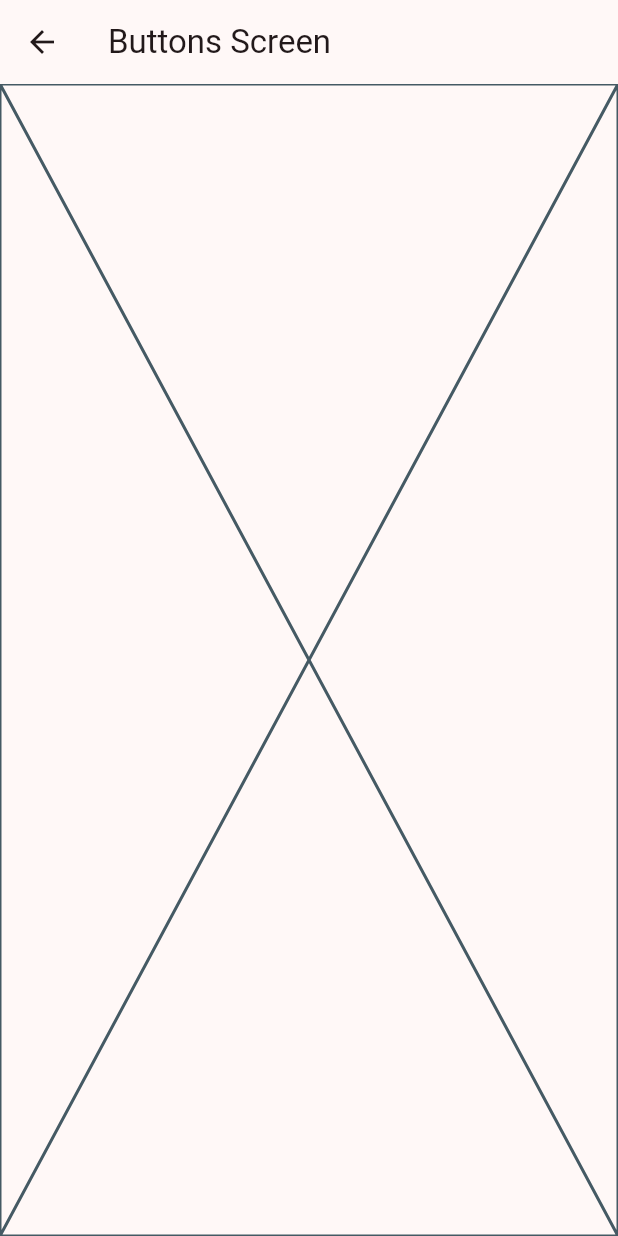
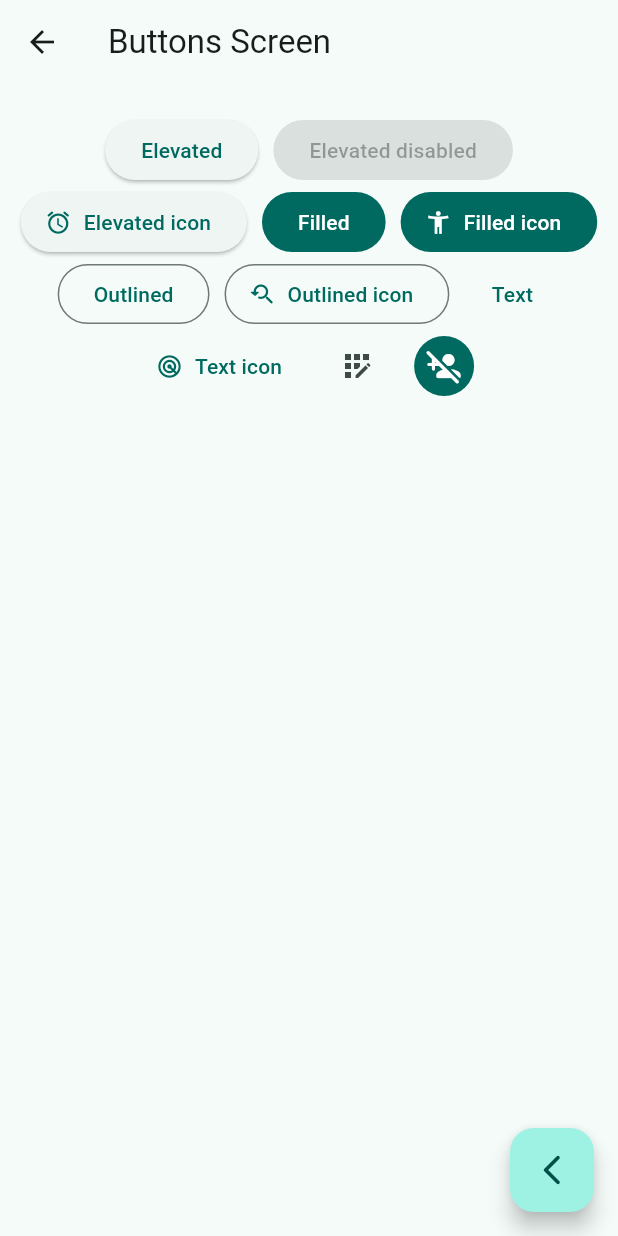
Before and after one commit to jumagu/widgets_app, a Flutter app: the screen it shows after launch, after a tap on "Buttons", on a phone screen of 412 x 824 dp. Run offline on Flutter 3.47's test engine with Material 3 defaults, Android fonts, the phone set to English and light mode, and no system bars; our stand-ins replace go_router.

Commit message:
add button variants

```diff
--- a/lib/main.dart
+++ b/lib/main.dart
@@ -14,7 +14,7 @@ class MainApp extends StatelessWidget {
     return MaterialApp.router(
       routerConfig: appRouter,
       debugShowCheckedModeBanner: false,
-      theme: AppTheme(selectedColor: 5).getTheme(),
+      theme: AppTheme(selectedColor: 1).getTheme(),
       // home: const HomeScreen(),
       // routes: {
       //   '/buttons': (context) => const ButtonsScreen(),
--- a/lib/presentation/screens/buttons/buttons_screen.dart
+++ b/lib/presentation/screens/buttons/buttons_screen.dart
@@ -1,4 +1,5 @@
 import 'package:flutter/material.dart';
+import 'package:go_router/go_router.dart';
 
 class ButtonsScreen extends StatelessWidget {
   static const String routeName = 'buttons_screen';
@@ -11,7 +12,80 @@ class ButtonsScreen extends StatelessWidget {
       appBar: AppBar(
         title: const Text('Buttons Screen'),
       ),
-      body: const Placeholder(),
+      body: const _ButtonsView(),
+      floatingActionButton: FloatingActionButton(
+        child: Icon(Icons.arrow_back_ios_new_rounded),
+        onPressed: () {
+          context.pop(); // Navigates back
+        },
+      ),
     );
   }
 }
+
+class _ButtonsView extends StatelessWidget {
+  const _ButtonsView();
+
+  @override
+  Widget build(BuildContext context) {
+    final themeColors = Theme.of(context).colorScheme;
+
+    return SizedBox(
+      width: double.infinity,
+      child: Padding(
+        padding: const EdgeInsets.symmetric(horizontal: 10, vertical: 20),
+        child: Wrap(
+          spacing: 10,
+          crossAxisAlignment: WrapCrossAlignment.center,
+          alignment: WrapAlignment.center,
+          children: [
+            ElevatedButton(onPressed: () {}, child: const Text('Elevated')),
+            const ElevatedButton(
+                onPressed: null, child: Text('Elevated disabled')),
+            ElevatedButton.icon(
+                onPressed: () {},
+                icon: Icon(Icons.access_alarm_rounded),
+                label: const Text('Elevated icon')),
+            FilledButton(onPressed: () {}, child: const Text('Filled')),
+            FilledButton.icon(
+                onPressed: () {},
+                icon: const Icon(Icons.accessibility_new),
+                label: const Text('Filled icon')),
+            OutlinedButton(onPressed: () {}, child: const Text('Outlined')),
+            OutlinedButton.icon(
+                onPressed: () {},
+                icon: const Icon(Icons.youtube_searched_for_rounded),
+                label: const Text('Outlined icon')),
+            TextButton(onPressed: () {}, child: const Text('Text')),
+            TextButton.icon(
+                onPressed: () {},
+                icon: const Icon(Icons.radar_outlined),
+                label: const Text('Text icon')),
+
+            IconButton(onPressed: () {}, icon: Icon(Icons.app_registration)),
+            IconButton(
+              onPressed: () {},
+              icon: Icon(
+                Icons.person_add_disabled_rounded,
+                color: Colors.white,
+              ),
+              style: ButtonStyle(
+                  backgroundColor: WidgetStatePropertyAll(themeColors.primary)
+                  // backgroundColor: WidgetStateProperty.resolveWith<Color>(
+                  //   (states) {
+                  //     if (states.contains(WidgetState.pressed)) {
+                  //       return themeColors.secondary;
+                  //     }
+                  //     return themeColors.primary;
+                  //   },
+                  // )
+                  ),
+            )
+
+            // TODO custom button
+          ],
+        ),
+      ),
+    );
+  }
+}
--- a/lib/presentation/screens/home/home_screen.dart
+++ b/lib/presentation/screens/home/home_screen.dart
@@ -13,13 +13,13 @@ class HomeScreen extends StatelessWidget {
       appBar: AppBar(
         title: Text('Flutter + Material 3'),
       ),
-      body: const __HomeView(),
+      body: const _HomeView(),
     );
   }
 }
 
-class __HomeView extends StatelessWidget {
-  const __HomeView();
+class _HomeView extends StatelessWidget {
+  const _HomeView();
 
   @override
   Widget build(BuildContext context) {
@@ -28,16 +28,16 @@ class __HomeView extends StatelessWidget {
       itemCount: appMenuItems.length,
       itemBuilder: (context, index) {
         final menuItem = appMenuItems[index];
-        return __CustomListTile(menuItem: menuItem);
+        return _CustomListTile(menuItem: menuItem);
       },
     );
   }
 }
 
-class __CustomListTile extends StatelessWidget {
+class _CustomListTile extends StatelessWidget {
   final MenuItem menuItem;
 
-  const __CustomListTile({
+  const _CustomListTile({
     required this.menuItem,
   });
 
```
